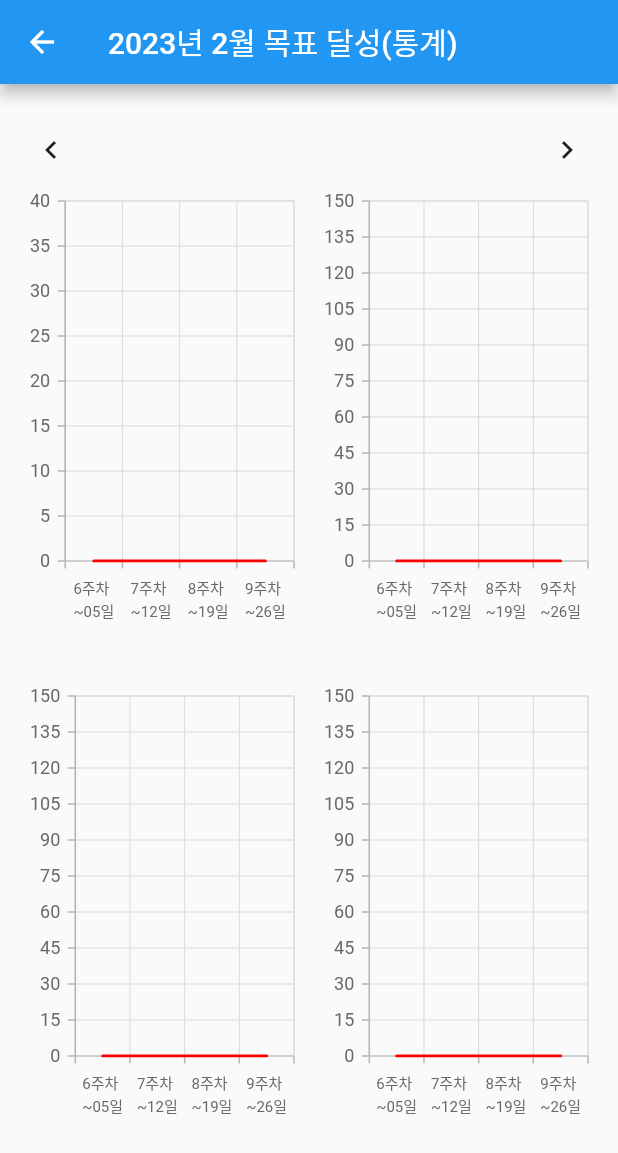
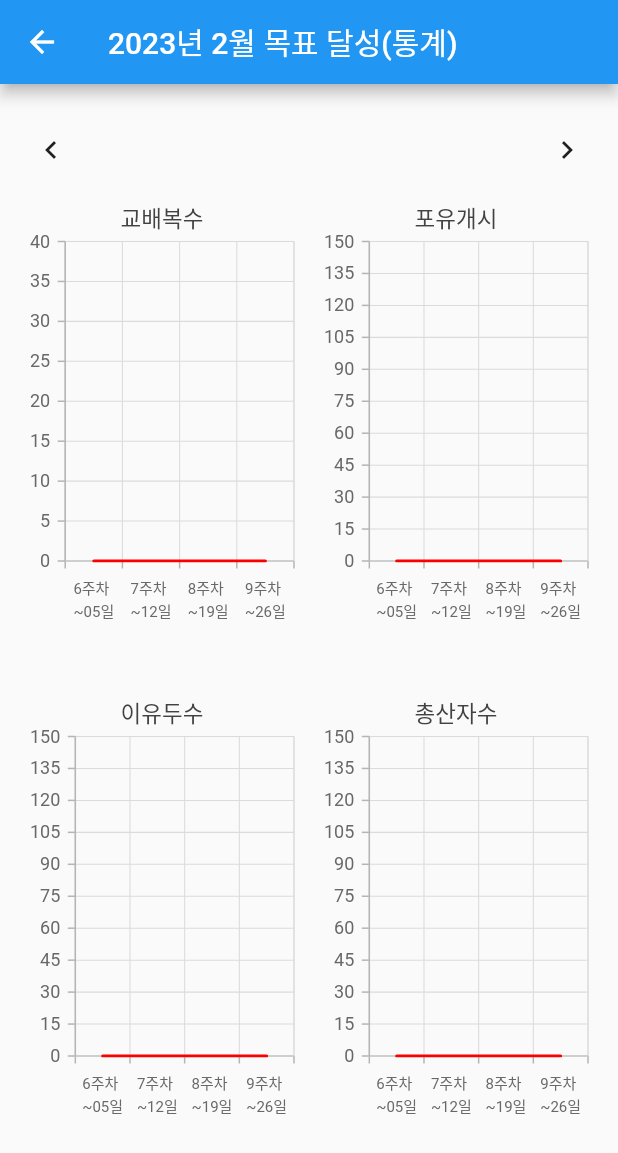
Before and after one commit to DAHYEAAAH/OCR, a Flutter app: the screen it shows after launch, after a tap on "그래프", on a phone screen of 412 x 824 dp. Shown: the top 1153 px of the screen. Run offline on Flutter 3.47's test engine with Material 2 defaults, Android fonts, the phone set to English and light mode, and no system bars; our stand-ins replace camera, carousel_pro, carousel_slider, dio, fl_chart, fluttertoast and 10 more; missing offline and left inert: flutter_camera_overlay, get_rx, ntp; network calls fail; project files that could hold a hidden picture were left out.

Commit message:
heejin's graph

```diff
--- a/lib/page/graph_page.dart
+++ b/lib/page/graph_page.dart
@@ -422,6 +422,7 @@ class GraphPageState extends State<GraphPage> {
       ];
 
       return SfCartesianChart(
+          title: ChartTitle(text: '교배복수'),
           primaryXAxis: CategoryAxis(
               labelStyle: TextStyle(
                   fontSize: 10
@@ -431,6 +432,10 @@ class GraphPageState extends State<GraphPage> {
           tooltipBehavior: _tooltip1,
           series: <ChartSeries<_ChartData, String>>[
             ColumnSeries<_ChartData, String>(
+                dataLabelSettings: DataLabelSettings(
+                  isVisible: true,
+                  showZeroValue: false,
+                ),
                 dataSource: mating_data_1,
                 xValueMapper: (_ChartData mating_data_1, _) => mating_data_1.x,
                 yValueMapper: (_ChartData mating_data_1, _) => mating_data_1.y,
@@ -458,6 +463,7 @@ class GraphPageState extends State<GraphPage> {
       if(mating_week[4]>max)
         max = mating_week[4];
       return SfCartesianChart(
+          title: ChartTitle(text: '교배복수'),
           primaryXAxis: CategoryAxis(
               labelStyle: TextStyle(
                 fontSize: 8,
@@ -467,6 +473,10 @@ class GraphPageState extends State<GraphPage> {
           tooltipBehavior: _tooltip1,
           series: <ChartSeries<_ChartData, String>>[
             ColumnSeries<_ChartData, String>(
+                dataLabelSettings: DataLabelSettings(
+                  isVisible: true,
+                  showZeroValue: false,
+                ),
                 dataSource: mating_data_2,
                 xValueMapper: (_ChartData mating_data_2, _) => mating_data_2.x,
                 yValueMapper: (_ChartData mating_data_2, _) => mating_data_2.y,
@@ -508,6 +518,7 @@ class GraphPageState extends State<GraphPage> {
       ];
 
       return SfCartesianChart(
+          title: ChartTitle(text: '이유두수'),
           primaryXAxis: CategoryAxis(
               labelStyle: TextStyle(
                   fontSize: 10
@@ -517,6 +528,10 @@ class GraphPageState extends State<GraphPage> {
           tooltipBehavior: _tooltip2,
           series: <ChartSeries<_ChartData, String>>[
             ColumnSeries<_ChartData, String>(
+                dataLabelSettings: DataLabelSettings(
+                  isVisible: true,
+                  showZeroValue: false,
+                ),
                 dataSource: sevrer_data_1,
                 xValueMapper: (_ChartData sevrer_data_1, _) => sevrer_data_1.x,
                 yValueMapper: (_ChartData sevrer_data_1, _) => sevrer_data_1.y,
@@ -544,6 +559,7 @@ class GraphPageState extends State<GraphPage> {
       if(sevrer_week[4] > max)
         max = sevrer_week[4];
       return SfCartesianChart(
+          title: ChartTitle(text: '이유두수'),
           primaryXAxis: CategoryAxis(
               labelStyle: TextStyle(
                 fontSize: 8,
@@ -553,6 +569,10 @@ class GraphPageState extends State<GraphPage> {
           tooltipBehavior: _tooltip2,
           series: <ChartSeries<_ChartData, String>>[
             ColumnSeries<_ChartData, String>(
+                dataLabelSettings: DataLabelSettings(
+                  isVisible: true,
+                  showZeroValue: false,
+                ),
                 dataSource: sevrer_data_2,
                 xValueMapper: (_ChartData sevrer_data_2, _) => sevrer_data_2.x,
                 yValueMapper: (_ChartData sevrer_data_2, _) => sevrer_data_2.y,
@@ -594,6 +614,7 @@ class GraphPageState extends State<GraphPage> {
       ];
 
       return SfCartesianChart(
+          title: ChartTitle(text: '총산자수'),
           primaryXAxis: CategoryAxis(
               labelStyle: TextStyle(
                 fontSize: 10,
@@ -603,6 +624,10 @@ class GraphPageState extends State<GraphPage> {
           tooltipBehavior: _tooltip3,
           series: <ChartSeries<_ChartData, String>>[
             ColumnSeries<_ChartData, String>(
+                dataLabelSettings: DataLabelSettings(
+                  isVisible: true,
+                  showZeroValue: false,
+                ),
                 dataSource: totalbaby_data_1,
                 xValueMapper: (_ChartData totalbaby_data_1, _) => totalbaby_data_1.x,
                 yValueMapper: (_ChartData totalbaby_data_1, _) => totalbaby_data_1.y,
@@ -630,6 +655,7 @@ class GraphPageState extends State<GraphPage> {
       if(totalbaby_week[4] > max)
         max = totalbaby_week[4];
       return SfCartesianChart(
+          title: ChartTitle(text: '총산자수'),
           primaryXAxis: CategoryAxis(
               labelStyle: TextStyle(
                 fontSize: 8,
@@ -639,6 +665,10 @@ class GraphPageState extends State<GraphPage> {
           tooltipBehavior: _tooltip3,
           series: <ChartSeries<_ChartData, String>>[
             ColumnSeries<_ChartData, String>(
+                dataLabelSettings: DataLabelSettings(
+                  isVisible: true,
+                  showZeroValue: false,
+                ),
                 dataSource: totalbaby_data_2,
                 xValueMapper: (_ChartData totalbaby_data_2, _) => totalbaby_data_2.x,
                 yValueMapper: (_ChartData totalbaby_data_2, _) => totalbaby_data_2.y,
@@ -682,6 +712,7 @@ class GraphPageState extends State<GraphPage> {
       ];
 
       return SfCartesianChart(
+          title: ChartTitle(text: '포유개시'),
           primaryXAxis: CategoryAxis(
               labelStyle: TextStyle(
                 fontSize: 10,
@@ -691,6 +722,10 @@ class GraphPageState extends State<GraphPage> {
           tooltipBehavior: _tooltip4,
           series: <ChartSeries<_ChartData, String>>[
             ColumnSeries<_ChartData, String>(
+                dataLabelSettings: DataLabelSettings(
+                  isVisible: true,
+                  showZeroValue: false,
+                ),
                 dataSource: feedbaby_data_1,
                 xValueMapper: (_ChartData feedbaby_data_1, _) => feedbaby_data_1.x,
                 yValueMapper: (_ChartData feedbaby_data_1, _) => feedbaby_data_1.y,
@@ -718,6 +753,7 @@ class GraphPageState extends State<GraphPage> {
       if(feedbaby_week[4] > max)
         max = feedbaby_week[4];
       return SfCartesianChart(
+          title: ChartTitle(text: '포유개시'),
           primaryXAxis: CategoryAxis(
               labelStyle: TextStyle(
                 fontSize: 8,
@@ -727,6 +763,10 @@ class GraphPageState extends State<GraphPage> {
           tooltipBehavior: _tooltip4,
           series: <ChartSeries<_ChartData, String>>[
             ColumnSeries<_ChartData, String>(
+                dataLabelSettings: DataLabelSettings(
+                  isVisible: true,
+                  showZeroValue: false,
+                ),
                 dataSource: feedbaby_data_2,
                 xValueMapper: (_ChartData feedbaby_data_2, _) => feedbaby_data_2.x,
                 yValueMapper: (_ChartData feedbaby_data_2, _) => feedbaby_data_2.y,
```
